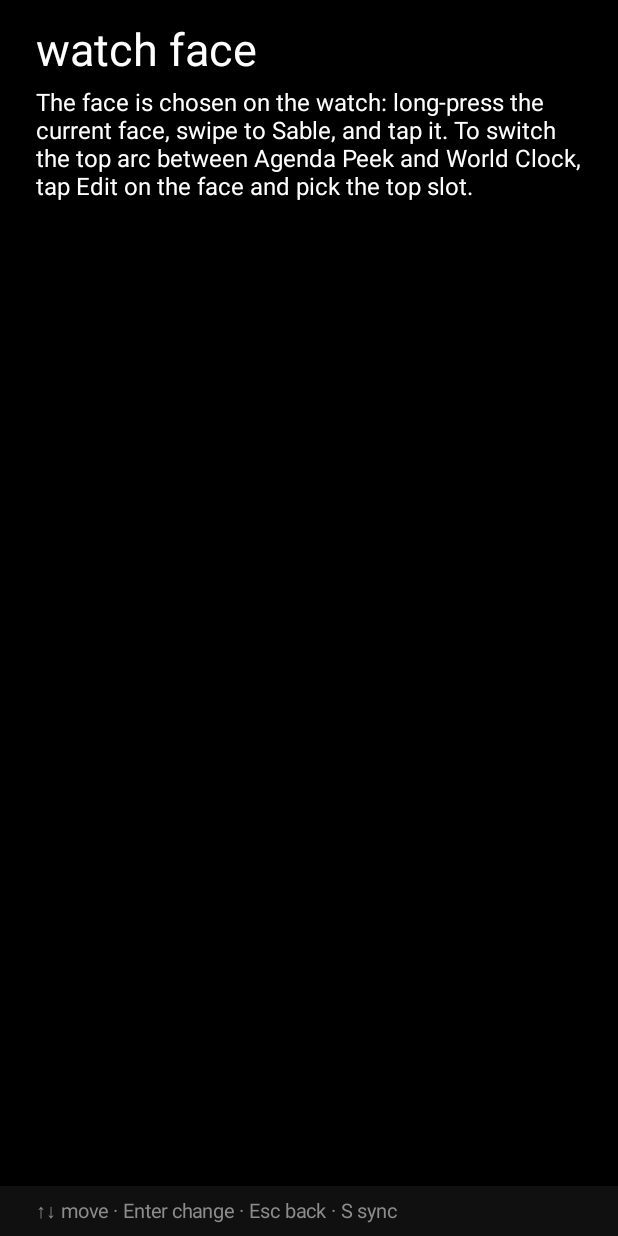
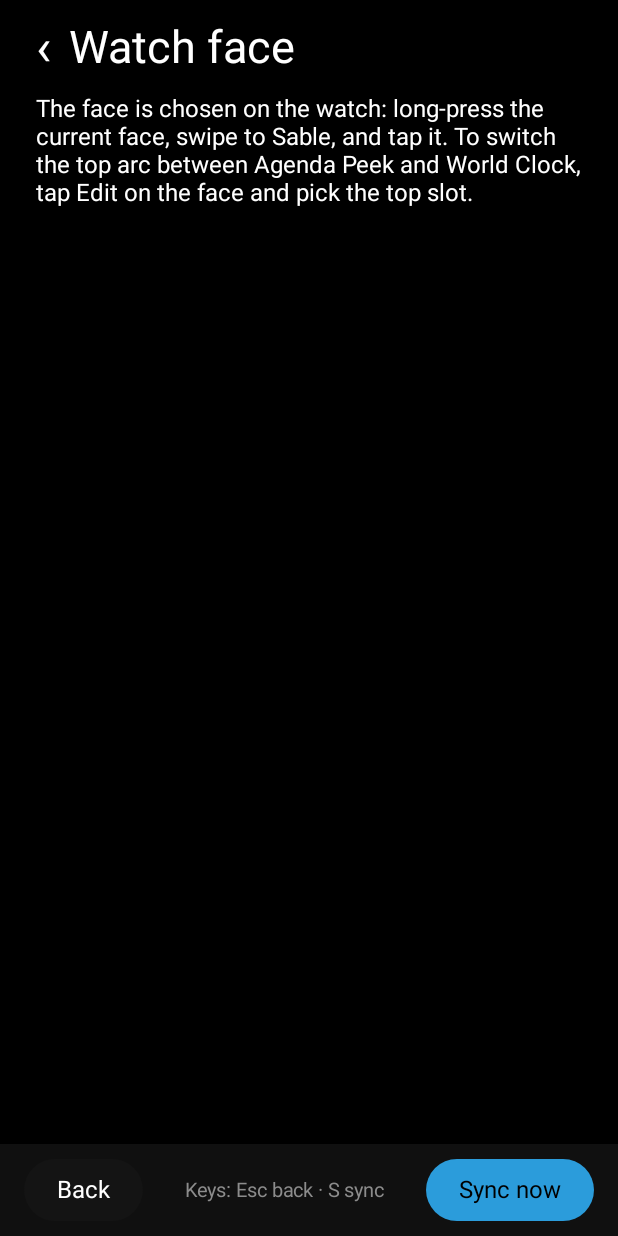
Before and after one commit to aimindseye/sable-watch, an Android app built with Jetpack Compose: the screen it shows after launch (MainActivity), after a tap on an icon or button, on a phone screen of 412 x 824 dp. Run offline under Robolectric (Android 15) with nearby library versions, the phone set to English and light mode, and no system bars; 2 statements that could not run were skipped; 1 other tap on this screen came first.

Commit message:
Phone app: a setup wizard, and on-screen Back and Sync buttons
First run is now a seven-step wizard (welcome, watch, messages, agenda,
weather, world clock, done), one choice per screen, with Back and Next
always on screen and a step counter. Every step can be skipped, and
'Run setup again' on the home list brings it back.

After setup, every section has a tappable back arrow and a Back button,
and Sync now is a button on every screen. Esc, Enter, 1-7 and S still
work for keyboard phones. The title reads 'Sable Watch'.

Co-Authored-By: Claude Opus 5.5 <noreply@anthropic.com>
Claude-Session: https://claude.ai/code/session_012uBkUKYi1HbsnhK2eFR72x

```diff
--- a/phone/src/main/java/io/github/aimindseye/sablewatch/phone/Components.kt
+++ b/phone/src/main/java/io/github/aimindseye/sablewatch/phone/Components.kt
@@ -5,6 +5,8 @@ import androidx.compose.foundation.border
 import androidx.compose.foundation.clickable
 import androidx.compose.foundation.layout.Arrangement
 import androidx.compose.foundation.layout.Row
+import androidx.compose.foundation.layout.Spacer
+import androidx.compose.foundation.layout.width
 import androidx.compose.foundation.layout.fillMaxWidth
 import androidx.compose.foundation.layout.padding
 import androidx.compose.foundation.shape.RoundedCornerShape
@@ -20,6 +22,7 @@ import androidx.compose.ui.focus.onFocusChanged
 import androidx.compose.ui.graphics.Color
 import androidx.compose.ui.res.stringResource
 import androidx.compose.ui.text.TextStyle
+import androidx.compose.ui.text.style.TextAlign
 import androidx.compose.ui.unit.dp
 import androidx.compose.ui.unit.sp
 
@@ -64,12 +67,68 @@ internal fun ActionRow(label: String, detail: String, modifier: Modifier = Modif
 internal fun Toggle(label: String, on: Boolean, modifier: Modifier = Modifier, set: (Boolean) -> Unit) =
     ActionRow(label, stringResource(if (on) R.string.on else R.string.off), modifier) { set(!on) }
 
+/** The title, with a tappable back arrow on every screen but the first. */
 @Composable
-internal fun HintBar(text: String, modifier: Modifier = Modifier) = BasicText(
-    text,
-    style = TextStyle(DimColor, 13.sp),
-    modifier = modifier
-        .fillMaxWidth()
-        .background(BarColor)
-        .padding(horizontal = 24.dp, vertical = 8.dp)
-)
+internal fun TopBar(title: String, onBack: (() -> Unit)?) {
+    Row(
+        Modifier
+            .fillMaxWidth()
+            .padding(start = 12.dp, end = 24.dp, top = 12.dp, bottom = 4.dp),
+        verticalAlignment = Alignment.CenterVertically
+    ) {
+        if (onBack != null) {
+            BasicText(
+                "‹",
+                style = TextStyle(Color.White, 34.sp),
+                modifier = Modifier
+                    .clickable(onClickLabel = stringResource(R.string.back), onClick = onBack)
+                    .padding(horizontal = 12.dp)
+            )
+        } else {
+            Spacer(Modifier.width(12.dp))
+        }
+        Title(title)
+    }
+}
+
+/** A button that Enter or a tap activates. The primary one is filled with the accent colour. */
+@Composable
+internal fun PillButton(label: String, primary: Boolean, modifier: Modifier = Modifier, onClick: () -> Unit) {
+    var focused by remember { mutableStateOf(false) }
+    val shape = RoundedCornerShape(22.dp)
+    BasicText(
+        label,
+        style = TextStyle(if (primary) Color.Black else Color.White, 16.sp),
+        modifier = modifier
+            .background(if (primary) Accent else RowColor, shape)
+            .border(2.dp, if (focused) Color.White else Color.Transparent, shape)
+            .onFocusChanged { focused = it.isFocused }
+            .clickable(onClick = onClick)
+            .padding(horizontal = 22.dp, vertical = 11.dp)
+    )
+}
+
+/** The bar along the bottom: buttons on the left and right, an optional note between them. */
+@Composable
+internal fun BottomBar(
+    modifier: Modifier = Modifier,
+    middle: String = "",
+    left: @Composable () -> Unit = {},
+    right: @Composable () -> Unit = {}
+) {
+    Row(
+        modifier
+            .fillMaxWidth()
+            .background(BarColor)
+            .padding(horizontal = 16.dp, vertical = 10.dp),
+        verticalAlignment = Alignment.CenterVertically
+    ) {
+        left()
+        BasicText(
+            middle,
+            style = TextStyle(DimColor, 13.sp, textAlign = TextAlign.Center),
+            modifier = Modifier.weight(1f)
+        )
+        right()
+    }
+}
--- a/phone/src/main/java/io/github/aimindseye/sablewatch/phone/MainActivity.kt
+++ b/phone/src/main/java/io/github/aimindseye/sablewatch/phone/MainActivity.kt
@@ -14,7 +14,6 @@ import androidx.compose.foundation.layout.Box
 import androidx.compose.foundation.layout.Column
 import androidx.compose.foundation.layout.Spacer
 import androidx.compose.foundation.layout.fillMaxSize
-import androidx.compose.foundation.layout.fillMaxWidth
 import androidx.compose.foundation.layout.height
 import androidx.compose.foundation.layout.padding
 import androidx.compose.foundation.layout.systemBarsPadding
@@ -28,7 +27,6 @@ import androidx.compose.runtime.mutableStateOf
 import androidx.compose.runtime.produceState
 import androidx.compose.runtime.remember
 import androidx.compose.runtime.setValue
-import androidx.compose.ui.Alignment
 import androidx.compose.ui.Modifier
 import androidx.compose.ui.focus.FocusRequester
 import androidx.compose.ui.focus.focusRequester
@@ -47,7 +45,10 @@ import io.github.aimindseye.sablewatch.phone.sync.SyncWorker
 import kotlinx.coroutines.Dispatchers
 import kotlinx.coroutines.withContext
 
-/** The companion: a home list and five sections, keyboard first like the other Sable apps. */
+/**
+ * The companion: a setup wizard on first run, then a home list and its sections. Every screen
+ * works by touch (back arrow and buttons) and by keyboard (Esc, Enter, number keys, S).
+ */
 class MainActivity : ComponentActivity() {
     override fun onCreate(savedInstanceState: Bundle?) {
         super.onCreate(savedInstanceState)
@@ -72,7 +73,8 @@ private val NUMBER_KEYS = listOf(Key.One, Key.Two, Key.Three, Key.Four, Key.Five
 @Composable
 private fun App() {
     val context = LocalContext.current
-    var screen by remember { mutableStateOf(Screen.HOME) }
+    val settings = remember { Settings(context) }
+    var setupDone by remember { mutableStateOf(settings.setupDone) }
     // Bumped on resume and after every change, so each screen re-reads what it shows.
     var version by remember { mutableIntStateOf(0) }
     LifecycleResumeEffect(Unit) {
@@ -83,28 +85,59 @@ private fun App() {
         version++
         SyncWorker.soon(context)
     }
-    BackHandler(enabled = screen != Screen.HOME) { screen = Screen.HOME }
+    val status = rememberStatus(version)
     Box(
         Modifier
             .fillMaxSize()
             .background(Color.Black)
             .systemBarsPadding()
+    ) {
+        if (setupDone) {
+            MainScreens(status, changed, refresh = { version++ }) {
+                settings.setupDone = false
+                setupDone = false
+            }
+        } else {
+            SetupWizard(status, changed, refresh = { version++ }) {
+                settings.setupDone = true
+                setupDone = true
+                SyncWorker.now(context)
+            }
+        }
+    }
+}
+
+/** The home list and its sections, once setup is done. */
+@Composable
+private fun MainScreens(status: Status?, changed: () -> Unit, refresh: () -> Unit, runSetup: () -> Unit) {
+    val context = LocalContext.current
+    var screen by remember { mutableStateOf(Screen.HOME) }
+    val home = screen == Screen.HOME
+    val back = { screen = Screen.HOME }
+    val sync = {
+        SyncWorker.now(context)
+        refresh()
+    }
+    BackHandler(enabled = !home, onBack = back)
+    Column(
+        Modifier
+            .fillMaxSize()
             .onPreviewKeyEvent { event ->
                 if (event.type != KeyEventType.KeyDown) return@onPreviewKeyEvent false
                 val jump = NUMBER_KEYS.indexOf(event.key)
                 when {
-                    event.key == Key.Escape && screen != Screen.HOME -> {
-                        screen = Screen.HOME
+                    event.key == Key.Escape && !home -> {
+                        back()
                         true
                     }
 
-                    jump >= 0 && screen == Screen.HOME -> {
+                    jump >= 0 && home -> {
                         screen = Screen.entries[jump + 1]
                         true
                     }
 
                     event.key == Key.S && screen !in TYPING_SCREENS -> {
-                        SyncWorker.now(context)
+                        sync()
                         true
                     }
 
@@ -112,36 +145,37 @@ private fun App() {
                 }
             }
     ) {
+        TopBar(stringResource(screen.title), onBack = if (home) null else back)
         Column(
             Modifier
+                .weight(1f)
                 .verticalScroll(rememberScrollState())
-                .padding(start = 24.dp, end = 24.dp, top = 16.dp, bottom = 48.dp)
+                .padding(start = 24.dp, end = 24.dp, bottom = 16.dp)
         ) {
-            Title(stringResource(screen.title).lowercase())
-            val status = rememberStatus(version)
             val first = remember(screen) { FocusRequester() }
             val focusFirst = Modifier.focusRequester(first)
             when (screen) {
-                Screen.HOME -> HomeScreen(status, focusFirst) { screen = it }
+                Screen.HOME -> HomeScreen(status, focusFirst, runSetup) { screen = it }
                 Screen.FACE -> Body(stringResource(R.string.face_help))
                 Screen.CITIES -> CitiesScreen(focusFirst, changed)
                 Screen.AGENDA -> AgendaScreen(status, focusFirst, changed)
                 Screen.MESSAGES -> MessagesScreen(status, focusFirst)
                 Screen.WEATHER -> WeatherScreen(status, focusFirst, changed)
                 Screen.HEALTH -> Body(stringResource(R.string.health_help))
-                Screen.CONNECTION -> ConnectionScreen(status, focusFirst) { version++ }
+                Screen.CONNECTION -> ConnectionScreen(status, focusFirst, refresh)
             }
             LaunchedEffect(screen) { runCatching { first.requestFocus() } }
         }
-        HintBar(
-            stringResource(if (screen == Screen.HOME) R.string.hint else R.string.hint_section),
-            Modifier.align(Alignment.BottomStart)
+        BottomBar(
+            middle = stringResource(if (home) R.string.hint else R.string.hint_section),
+            left = { if (!home) PillButton(stringResource(R.string.back), primary = false, onClick = back) },
+            right = { PillButton(stringResource(R.string.sync_now), primary = true, onClick = sync) }
         )
     }
 }
 
 @Composable
-private fun HomeScreen(status: Status?, modifier: Modifier, open: (Screen) -> Unit) {
+private fun HomeScreen(status: Status?, modifier: Modifier, runSetup: () -> Unit, open: (Screen) -> Unit) {
     Dim(status?.connection.orEmpty())
     Dim(stringResource(R.string.platform_line))
     Spacer(Modifier.height(10.dp))
@@ -161,10 +195,12 @@ private fun HomeScreen(status: Status?, modifier: Modifier, open: (Screen) -> Un
             modifier = if (i == 0) modifier else Modifier
         ) { open(s) }
     }
+    Spacer(Modifier.height(8.dp))
+    ActionRow(stringResource(R.string.setup_again), "", onClick = runSetup)
 }
 
 @Composable
-private fun AgendaScreen(status: Status?, modifier: Modifier, changed: () -> Unit) {
+internal fun AgendaScreen(status: Status?, modifier: Modifier, changed: () -> Unit) {
     val context = LocalContext.current
     val settings = remember { Settings(context) }
     val ask = rememberLauncherForActivityResult(ActivityResultContracts.RequestPermission()) { changed() }
@@ -201,7 +237,7 @@ private fun AgendaScreen(status: Status?, modifier: Modifier, changed: () -> Uni
 }
 
 @Composable
-private fun MessagesScreen(status: Status?, modifier: Modifier) {
+internal fun MessagesScreen(status: Status?, modifier: Modifier) {
     val context = LocalContext.current
     Dim(status?.messages.orEmpty())
     Spacer(Modifier.height(8.dp))
@@ -216,7 +252,7 @@ private fun MessagesScreen(status: Status?, modifier: Modifier) {
 }
 
 @Composable
-private fun ConnectionScreen(status: Status?, modifier: Modifier, refresh: () -> Unit) {
+internal fun ConnectionScreen(status: Status?, modifier: Modifier, refresh: () -> Unit) {
     val context = LocalContext.current
     Dim(status?.connection.orEmpty())
     Dim(status?.lastSync.orEmpty())
@@ -232,7 +268,7 @@ private val TYPING_SCREENS = setOf(Screen.CITIES, Screen.WEATHER)
 
 /** The status lines, read off the main thread; null until the first read finishes. */
 @Composable
-private fun rememberStatus(version: Int): Status? {
+internal fun rememberStatus(version: Int): Status? {
     val context = LocalContext.current
     val status by produceState<Status?>(null, version) {
         value = withContext(Dispatchers.IO) { Status.read(context) }
--- a/phone/src/main/java/io/github/aimindseye/sablewatch/phone/Settings.kt
+++ b/phone/src/main/java/io/github/aimindseye/sablewatch/phone/Settings.kt
@@ -42,6 +42,11 @@ class Settings(context: Context) {
     var skipAllDay: Boolean
         get() = prefs.getBoolean(KEY_SKIP_ALL_DAY, true)
         set(value) = prefs.edit { putBoolean(KEY_SKIP_ALL_DAY, value) }
+
+    /** The first-run setup wizard has been finished or skipped. */
+    var setupDone: Boolean
+        get() = prefs.getBoolean(KEY_SETUP_DONE, false)
+        set(value) = prefs.edit { putBoolean(KEY_SETUP_DONE, value) }
 
     var lastSyncMillis: Long
         get() = prefs.getLong(KEY_LAST_SYNC, 0L)
@@ -118,6 +123,7 @@ class Settings(context: Context) {
         private const val KEY_HIDE_TITLES = "agenda_hide_titles"
         private const val KEY_SKIP_ALL_DAY = "agenda_skip_all_day"
         private const val KEY_LAST_SYNC = "last_sync"
+        private const val KEY_SETUP_DONE = "setup_done"
         private const val KEY_WEATHER_PLACE = "weather_place"
         private const val KEY_WEATHER_CACHE = "weather_cache"
         private const val KEY_FAHRENHEIT = "weather_fahrenheit"
--- /dev/null
+++ b/phone/src/main/java/io/github/aimindseye/sablewatch/phone/SetupWizard.kt
@@ -0,0 +1,137 @@
+package io.github.aimindseye.sablewatch.phone
+
+import androidx.activity.compose.BackHandler
+import androidx.compose.foundation.layout.Column
+import androidx.compose.foundation.layout.Spacer
+import androidx.compose.foundation.layout.fillMaxSize
+import androidx.compose.foundation.layout.height
+import androidx.compose.foundation.layout.padding
+import androidx.compose.foundation.rememberScrollState
+import androidx.compose.foundation.verticalScroll
+import androidx.compose.runtime.Composable
+import androidx.compose.runtime.LaunchedEffect
+import androidx.compose.runtime.getValue
+import androidx.compose.runtime.mutableIntStateOf
+import androidx.compose.runtime.remember
+import androidx.compose.runtime.saveable.rememberSaveable
+import androidx.compose.runtime.setValue
+import androidx.compose.ui.Modifier
+import androidx.compose.ui.focus.FocusRequester
+import androidx.compose.ui.focus.focusRequester
+import androidx.compose.ui.input.key.Key
+import androidx.compose.ui.input.key.KeyEventType
+import androidx.compose.ui.input.key.key
+import androidx.compose.ui.input.key.onPreviewKeyEvent
+import androidx.compose.ui.input.key.type
+import androidx.compose.ui.platform.LocalContext
+import androidx.compose.ui.res.stringResource
+import androidx.compose.ui.unit.dp
+import io.github.aimindseye.sablewatch.phone.sync.SyncWorker
+
+/** The first-run steps, in order. Each one can be skipped and changed later from the home list. */
+private enum class Step(val title: Int) {
+    WELCOME(R.string.setup_welcome_title),
+    WATCH(R.string.setup_watch_title),
+    MESSAGES(R.string.section_messages),
+    AGENDA(R.string.section_agenda),
+    WEATHER(R.string.section_weather),
+    CITIES(R.string.section_cities),
+    DONE(R.string.setup_done_title)
+}
+
+/**
+ * A step-by-step first run: one thing per screen, with Back and Next always on screen.
+ * Esc or the system back goes to the previous step; nothing here needs a keyboard.
+ */
+@Composable
+internal fun SetupWizard(status: Status?, changed: () -> Unit, refresh: () -> Unit, finish: () -> Unit) {
+    val context = LocalContext.current
+    var index by rememberSaveable { mutableIntStateOf(0) }
+    val step = Step.entries[index]
+    val last = Step.entries.size - 1
+    val back: () -> Unit = { if (index > 0) index-- }
+    val next: () -> Unit = { if (index < last) index++ else finish() }
+    BackHandler(enabled = index > 0, onBack = back)
+    Column(
+        Modifier
+            .fillMaxSize()
+            .onPreviewKeyEvent { event ->
+                if (event.type == KeyEventType.KeyDown && event.key == Key.Escape && index > 0) {
+                    back()
+                    true
+                } else {
+                    false
+                }
+            }
+    ) {
+        TopBar(stringResource(step.title), onBack = if (index > 0) back else null)
+        Column(
+            Modifier
+                .weight(1f)
+                .verticalScroll(rememberScrollState())
+                .padding(start = 24.dp, end = 24.dp, bottom = 16.dp)
+        ) {
+            val first = remember(step) { FocusRequester() }
+            val focusFirst = Modifier.focusRequester(first)
+            when (step) {
+                Step.WELCOME -> {
+                    Body(stringResource(R.string.setup_welcome))
+                    Dim(stringResource(R.string.platform_line))
+                    Spacer(Modifier.height(8.dp))
+                    ActionRow(stringResource(R.string.setup_skip), stringResource(R.string.setup_skip_detail)) {
+                        finish()
+                    }
+                }
+
+                Step.WATCH -> {
+                    Body(stringResource(R.string.setup_watch))
+                    Dim(status?.connection.orEmpty())
+                    Spacer(Modifier.height(8.dp))
+                    ActionRow(stringResource(R.string.setup_check_again), status?.lastSync.orEmpty(), focusFirst) {
+                        SyncWorker.now(context)
+                        refresh()
+                    }
+                    Body(stringResource(R.string.face_help))
+                }
+
+                Step.MESSAGES -> MessagesScreen(status, focusFirst)
+                Step.AGENDA -> AgendaScreen(status, focusFirst, changed)
+                Step.WEATHER -> WeatherScreen(status, focusFirst, changed)
+                Step.CITIES -> CitiesScreen(focusFirst, changed)
+                Step.DONE -> {
+                    Body(stringResource(R.string.setup_done))
+                    ActionRow(stringResource(R.string.section_agenda), status?.agenda.orEmpty()) {}
+                    ActionRow(stringResource(R.string.section_messages), status?.messages.orEmpty()) {}
+                    ActionRow(stringResource(R.string.section_weather), status?.weather.orEmpty()) {}
+                    ActionRow(stringResource(R.string.section_cities), status?.cities.orEmpty()) {}
+                }
+            }
+            // The Welcome and Done steps start on the Next button; the others on their first row.
+            if (step != Step.WELCOME && step != Step.DONE) {
+                LaunchedEffect(step) { runCatching { first.requestFocus() } }
+            }
+        }
+        val nextFocus = remember(step) { FocusRequester() }
+        BottomBar(
+            middle = stringResource(R.string.setup_progress, index + 1, Step.entries.size),
+            left = { if (index > 0) PillButton(stringResource(R.string.back), primary = false, onClick = back) },
+            right = {
+                PillButton(
+                    stringResource(
+                        when (step) {
+                            Step.WELCOME -> R.string.setup_start
+                            Step.DONE -> R.string.setup_finish
+                            else -> R.string.next
+                        }
+                    ),
+                    primary = true,
+                    modifier = Modifier.focusRequester(nextFocus),
+                    onClick = next
+                )
+            }
+        )
+        if (step == Step.WELCOME || step == Step.DONE) {
+            LaunchedEffect(step) { runCatching { nextFocus.requestFocus() } }
+        }
+    }
+}
--- a/phone/src/main/res/values/strings.xml
+++ b/phone/src/main/res/values/strings.xml
@@ -1,7 +1,7 @@
 <?xml version="1.0" encoding="utf-8"?>
 <resources>
     <string name="app_name">Sable Watch</string>
-    <string name="title">watch</string>
+    <string name="title">Sable Watch</string>
     <string name="section_face">Watch face</string>
     <string name="section_cities">World clock cities</string>
     <string name="section_agenda">Agenda</string>
@@ -9,8 +9,24 @@
     <string name="section_weather">Weather</string>
     <string name="section_health">Health &amp; sensors</string>
     <string name="section_connection">Connection</string>
-    <string name="hint">↑↓ move · Enter open · 1–7 jump · S sync</string>
-    <string name="hint_section">↑↓ move · Enter change · Esc back · S sync</string>
+    <string name="hint">Keys: 1–7 open · S sync</string>
+    <string name="hint_section">Keys: Esc back · S sync</string>
+    <string name="back">Back</string>
+    <string name="next">Next</string>
+
+    <string name="setup_welcome_title">Welcome</string>
+    <string name="setup_welcome">Sable Watch puts your Hub unread count, your next event, the weather and world clocks on your watch face. This takes about a minute, and every step can be skipped and changed later.</string>
+    <string name="setup_start">Get started</string>
+    <string name="setup_skip">Skip setup</string>
+    <string name="setup_skip_detail">go to settings</string>
+    <string name="setup_watch_title">Your watch</string>
+    <string name="setup_watch">Pair the watch with this phone first, in Galaxy Wearable or the Wear OS app. Then install Sable Watch and the Sable face on the watch. The line below turns into "1 watch connected" once the phone can reach it.</string>
+    <string name="setup_check_again">Check again</string>
+    <string name="setup_done_title">All set</string>
+    <string name="setup_done">This is what the watch will show. Finish sends it now, and the phone keeps it up to date from then on. Everything here can be changed from the home list.</string>
+    <string name="setup_finish">Finish</string>
+    <string name="setup_progress">Step %1$d of %2$d</string>
+    <string name="setup_again">Run setup again</string>
     <string name="on">on</string>
     <string name="off">off</string>
     <string name="remove">remove</string>
```
